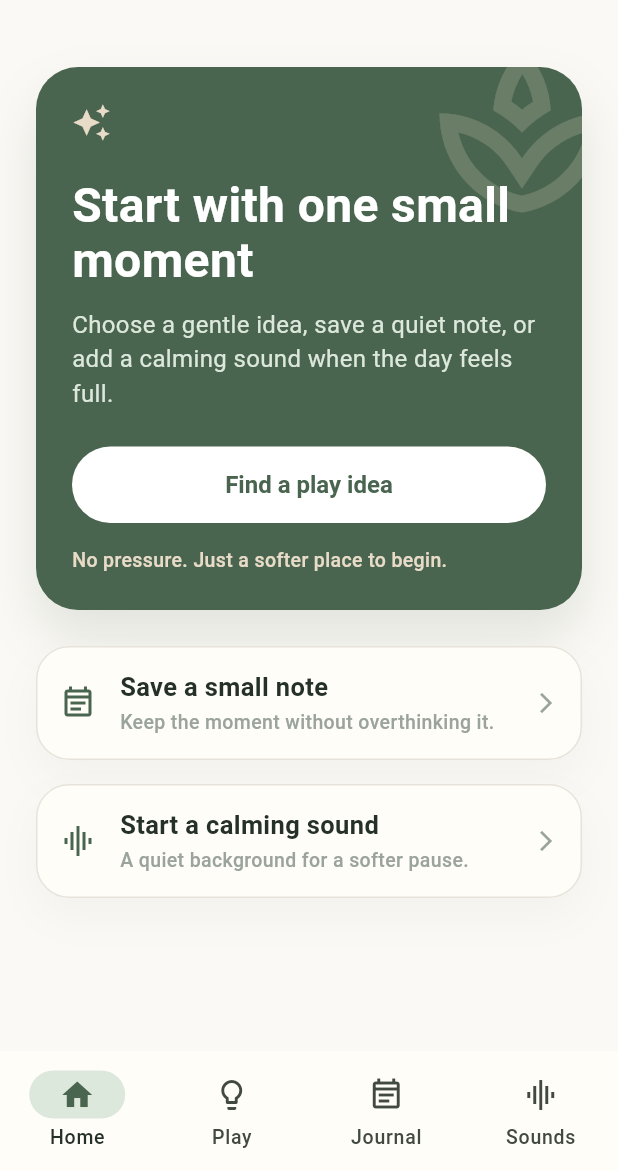
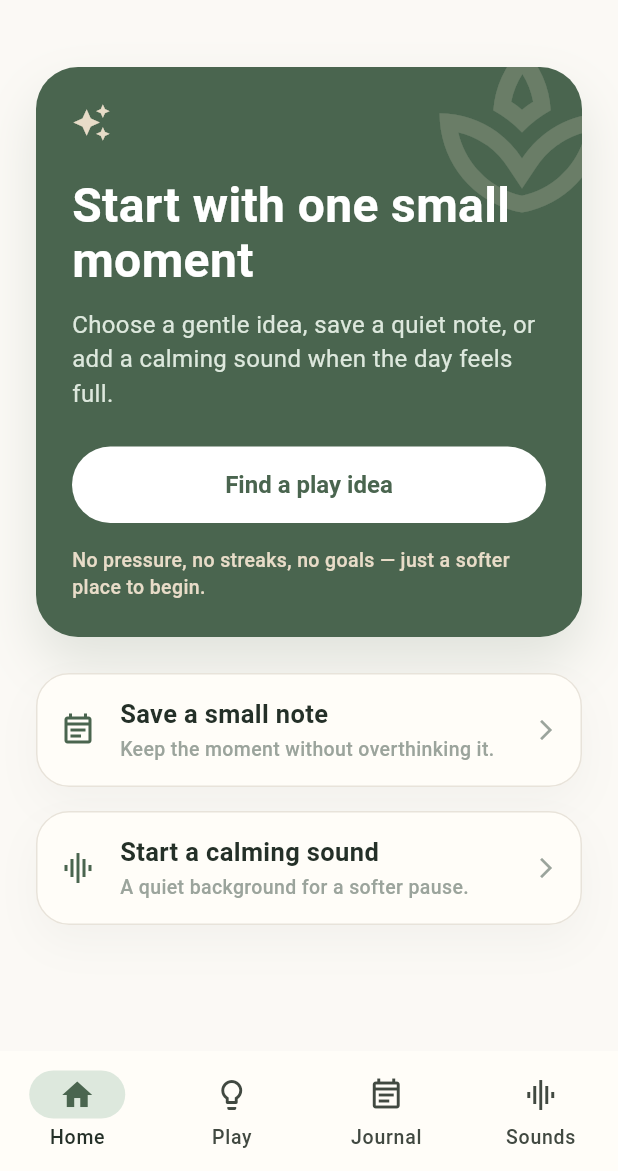
Before and after one commit to lukexd09/nurtly-app, a Flutter app: the screen it shows after launch, on a phone screen of 412 x 824 dp, the part 65-1236 px from its top. Run offline on Flutter 3.47's test engine with Material 3 defaults, Android fonts, the phone set to English and light mode, and no system bars.

Commit message:
Strengthen Home reassurance copy

```diff
--- a/app/lib/features/home/home_screen.dart
+++ b/app/lib/features/home/home_screen.dart
@@ -107,7 +107,7 @@ class _HomeHero extends StatelessWidget {
                 ),
                 const SizedBox(height: AppSpacing.md),
                 Text(
-                  'No pressure. Just a softer place to begin.',
+                  'No pressure, no streaks, no goals — just a softer place to begin.',
                   style: AppTextStyles.caption.copyWith(
                     color: AppColors.secondary,
                   ),
```
